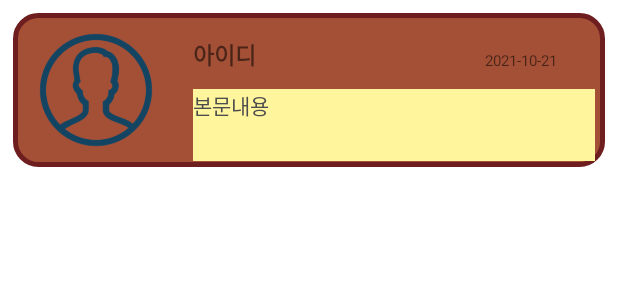
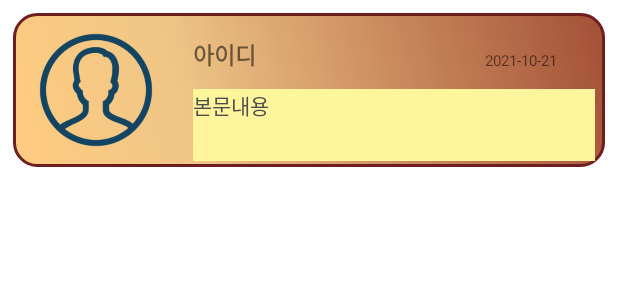
Before and after one commit to subJM/WeChat_Test, an Android app: the layout write_item.xml on its own in the app's theme, with its tools: preview values and no code run, on a phone screen of 412 x 824 dp. Shown: the top 300 px of the screen. Run offline under Robolectric (Android 15) with nearby library versions, the phone set to English and light mode, and no system bars.

```diff
--- a/app/build.gradle
+++ b/app/build.gradle
@@ -1,7 +1,7 @@
 plugins {
     id 'com.android.application'
 }
-
+apply plugin: 'com.google.gms.google-services'
 android {
     compileSdk 31
 
@@ -28,10 +28,13 @@ android {
 }
 
 dependencies {
+    implementation platform('com.google.firebase:firebase-bom:28.4.2')
+    implementation 'com.google.firebase:firebase-analytics'
 
     implementation 'androidx.appcompat:appcompat:1.3.1'
     implementation 'com.google.android.material:material:1.4.0'
     implementation 'androidx.constraintlayout:constraintlayout:2.1.1'
+    implementation 'com.google.firebase:firebase-database:20.0.2'
     testImplementation 'junit:junit:4.+'
     androidTestImplementation 'androidx.test.ext:junit:1.1.3'
     androidTestImplementation 'androidx.test.espresso:espresso-core:3.4.0'
--- a/app/src/main/java/kr/or/mrhi/wechat/BoardData.java
+++ b/app/src/main/java/kr/or/mrhi/wechat/BoardData.java
@@ -4,8 +4,9 @@ import java.util.ArrayList;
 
 public class BoardData {
     private String writeId; // 게시판 프라이머리키
+    private String date; //작성날짜
+    private String textWrite;
+    private String favorite;
     private ArrayList getReply;//리플 가져오기
-    private String date; //작성날짜
-    private String favorite;
 
 }
--- a/app/src/main/java/kr/or/mrhi/wechat/UserData.java
+++ b/app/src/main/java/kr/or/mrhi/wechat/UserData.java
@@ -3,7 +3,7 @@ package kr.or.mrhi.wechat;
 import java.util.ArrayList;
 
 public class UserData {
-    private String Userid; //프라이머리키
+    private String userid; //프라이머리키
     private String password;
     private String name;
     private String phoneNumber;
@@ -11,6 +11,7 @@ public class UserData {
     private String address;
     private String photoUrl;
     private String getFriends; // 친구목록
+    private String firstJoin;
     private ArrayList<BoardData> getWrited; //작성한 게시판 가져오기
 
 }
--- a/app/src/main/res/drawable/shape_item.xml
+++ b/app/src/main/res/drawable/shape_item.xml
@@ -1,25 +1,23 @@
 <?xml version="1.0" encoding="utf-8"?>
-<shape xmlns:android="http://schemas.android.com/apk/res/android">
+<shape
+    xmlns:android="http://schemas.android.com/apk/res/android"
+    android:shape="rectangle">
     <corners
         android:radius="15dp"
         />
     <gradient
-        android:gradient="91"
+        android:angle="45"
+        android:centerY="30%"
+        android:startColor="#FFCC80"
+        android:centerColor="#EFC586"
         android:endColor="#A35036"
-        android:type="radial"
-        />
-    <padding
-        android:left="0dp"
-        android:top="0dp"
-        android:right="0dp"
-        android:bottom="0dp"
-        />
+        android:type="linear"/>
     <size
         android:width="300dp"
         android:height="110dp"
         />
     <stroke
-        android:width="3dp"
+        android:width="2dp"
         android:color="#6E1E1E"
         />
 </shape>
--- a/build.gradle
+++ b/build.gradle
@@ -6,7 +6,7 @@ buildscript {
     }
     dependencies {
         classpath "com.android.tools.build:gradle:7.0.1"
-
+        classpath 'com.google.gms:google-services:4.3.10'
         // NOTE: Do not place your application dependencies here; they belong
         // in the individual module build.gradle files
     }
```
Also changed, not shown: app/src/main/java/kr/or/mrhi/wechat/reply.java (added, +8 -0 lines), app/src/main/res/menu/bottom_nav.xml (added, +15 -0 lines).
